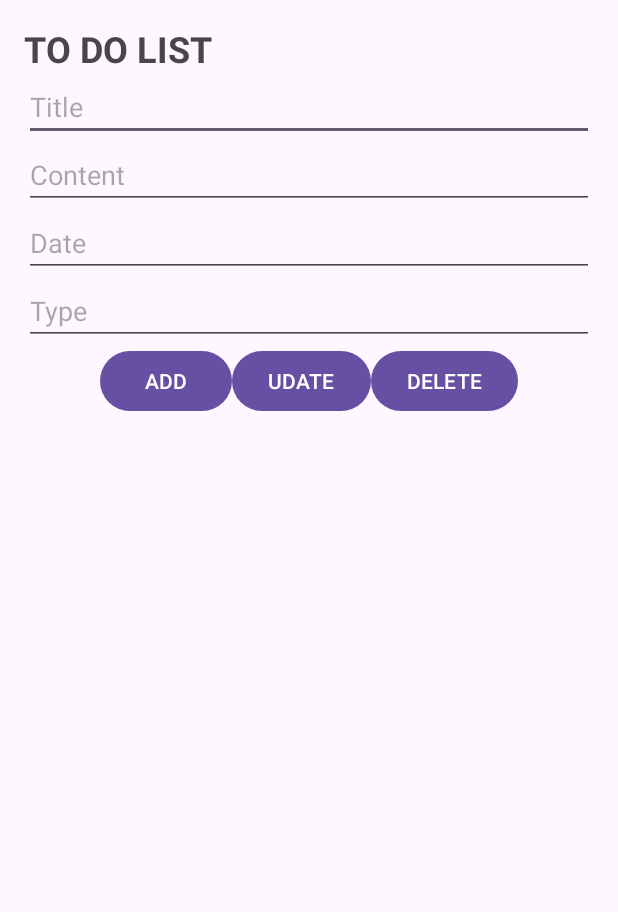
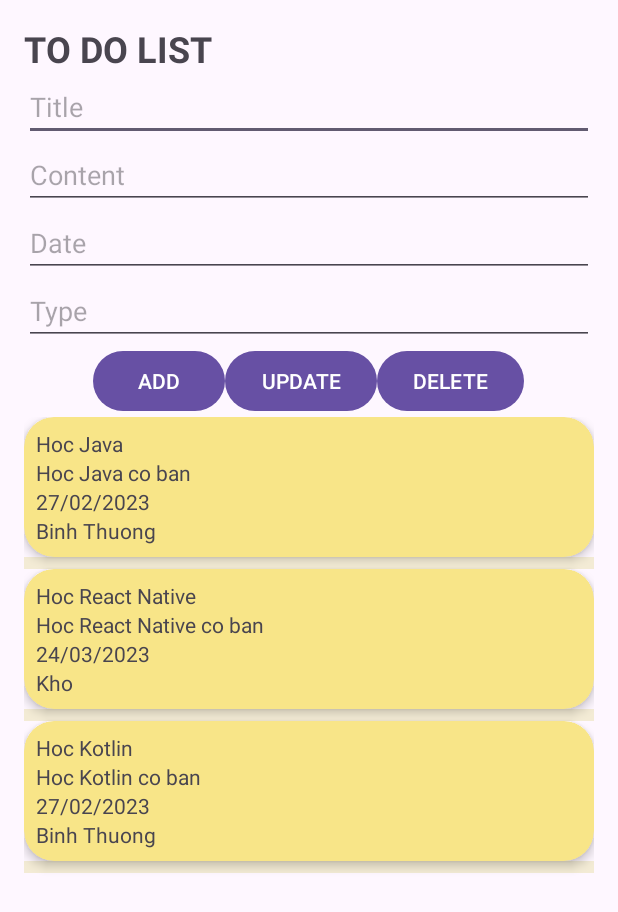
Before and after one commit to nntamnhu/SQLite, an Android app: the screen it shows after launch (MainActivity), on a phone screen of 412 x 824 dp. Shown: the top 912 px of the screen. Run offline under Robolectric (Android 15) with nearby library versions, the phone set to English and light mode, and no system bars.

```diff
--- a/app/src/main/AndroidManifest.xml
+++ b/app/src/main/AndroidManifest.xml
@@ -17,10 +17,8 @@
             android:exported="true">
             <intent-filter>
                 <action android:name="android.intent.action.MAIN" />
-
                 <category android:name="android.intent.category.LAUNCHER" />
             </intent-filter>
         </activity>
     </application>
-
 </manifest>
--- a/app/src/main/java/com/example/sqlite/DbHelper.java
+++ b/app/src/main/java/com/example/sqlite/DbHelper.java
@@ -6,18 +6,18 @@ import android.database.sqlite.SQLiteOpenHelper;
 
 public class DbHelper extends SQLiteOpenHelper {
     public DbHelper(Context context){
-        super(context,"TodoDatabase",null, 1 );
+        super(context,"TodoDatabase",null, 2 );
     }
 
     @Override
     public void onCreate(SQLiteDatabase sqLiteDatabase) {
         String sql = "CREATE TABLE TODO(ID INTEGER PRIMARY KEY AUTOINCREMENT, "+
-                "TITLE TEXT, CONTEXT TEXT, DATE TEXT, TYPE TEXT, STATUS INREGER)";
+                "TITLE TEXT, CONTENT TEXT, DATE TEXT, TYPE TEXT, STATUS INTEGER)";
         sqLiteDatabase.execSQL(sql);
 
-        String data = "INSERT INTO TODO VALUES(1, 'Hoc Java co ban', '27/02/2023', 'Binh Thuong', 1),"+
-                "(2, 'Hoc React Native co ban', '24/03/2023', 'Kho', 0)," +
-                "(3, 'Hoc Kotlin co ban', '27/02/2023', 'Binh Thuong', 0)";
+        String data = "INSERT INTO TODO VALUES(1,'Hoc Java', 'Hoc Java co ban', '27/02/2023', 'Binh Thuong', 1),"+
+                "(2, 'Hoc React Native','Hoc React Native co ban', '24/03/2023', 'Kho', 0)," +
+                "(3, 'Hoc Kotlin', 'Hoc Kotlin co ban', '27/02/2023', 'Binh Thuong', 0)";
 
         sqLiteDatabase.execSQL(data);
     }
--- a/app/src/main/java/com/example/sqlite/ToDoAdapter.java
+++ b/app/src/main/java/com/example/sqlite/ToDoAdapter.java
@@ -13,7 +13,7 @@ public class ToDoAdapter extends ArrayAdapter<Todo> {
     private Context context;
     private List<Todo> tasks;
 
-    public ToDoAdapter(Context context, List<Todo> tasks){
+    public ToDoAdapter(Context context, List<Todo> tasks) {
         super(context, 0, tasks);
         this.context = context;
         this.tasks = tasks;
@@ -22,7 +22,7 @@ public class ToDoAdapter extends ArrayAdapter<Todo> {
     @Override
     public View getView(int position, View convertView, ViewGroup parent) {
         Todo task = getItem(position);
-        if(convertView==null){
+        if (convertView == null) {
             convertView = LayoutInflater.from(getContext()).inflate(R.layout.item_todo, parent, false);
         }
         TextView taskTitle = convertView.findViewById(R.id.task_title);
--- a/app/src/main/res/layout/activity_main.xml
+++ b/app/src/main/res/layout/activity_main.xml
@@ -45,19 +45,19 @@
         android:gravity="center">
 
         <Button
-            android:id="@+id/button"
+            android:id="@+id/btnAdd"
             android:layout_width="wrap_content"
             android:layout_height="wrap_content"
             android:text="ADD" />
 
         <Button
-            android:id="@+id/button2"
+            android:id="@+id/btnUpdate"
             android:layout_width="wrap_content"
             android:layout_height="wrap_content"
-            android:text="UDATE" />
+            android:text="UPDATE" />
 
         <Button
-            android:id="@+id/button3"
+            android:id="@+id/btnDelete"
             android:layout_width="wrap_content"
             android:layout_height="wrap_content"
             android:text="DELETE" />
@@ -68,9 +68,8 @@
         android:layout_width="match_parent"
         android:layout_height="0dp"
         android:layout_weight="1"
-        android:divider="#CDDC39"
-        android:dividerHeight="1dp"
+        android:divider="#F3EBD5"
+        android:dividerHeight="8dp"
         android:scrollbars="vertical"/>
 
-
 </LinearLayout>
--- a/app/src/main/res/layout/item_todo.xml
+++ b/app/src/main/res/layout/item_todo.xml
@@ -1,16 +1,24 @@
 <?xml version="1.0" encoding="utf-8"?>
-<LinearLayout xmlns:android="http://schemas.android.com/apk/res/android"
+<androidx.cardview.widget.CardView xmlns:android="http://schemas.android.com/apk/res/android"
+    xmlns:app="http://schemas.android.com/apk/res-auto"
+    android:layout_width="match_parent"
+    android:layout_height="wrap_content"
+    android:layout_margin="8dp"
+    app:cardCornerRadius="20dp"
+    app:cardElevation="4dp"
+    app:cardBackgroundColor="#F8E588">
+
+    <LinearLayout
         android:layout_width="match_parent"
         android:layout_height="wrap_content"
         android:orientation="vertical"
         android:padding="8dp">
 
-
+        <!-- Các TextView để hiển thị thông tin của mỗi item -->
         <TextView
             android:id="@+id/task_title"
             android:layout_width="match_parent"
-        android:layout_height="wrap_content"
-        />
+            android:layout_height="wrap_content" />
 
         <TextView
             android:id="@+id/task_content"
@@ -25,5 +33,6 @@
         <TextView
             android:id="@+id/task_type"
             android:layout_width="match_parent"
-        android:layout_height="wrap_content"/>
+            android:layout_height="wrap_content" />
     </LinearLayout>
+</androidx.cardview.widget.CardView>
```
Also changed, not shown: app/src/main/java/com/example/sqlite/MainActivity.java (+120 -1 lines), app/src/main/java/com/example/sqlite/ToDoDAO.java (+33 -0 lines). Lines whose indentation alone changed are shown as unchanged.
